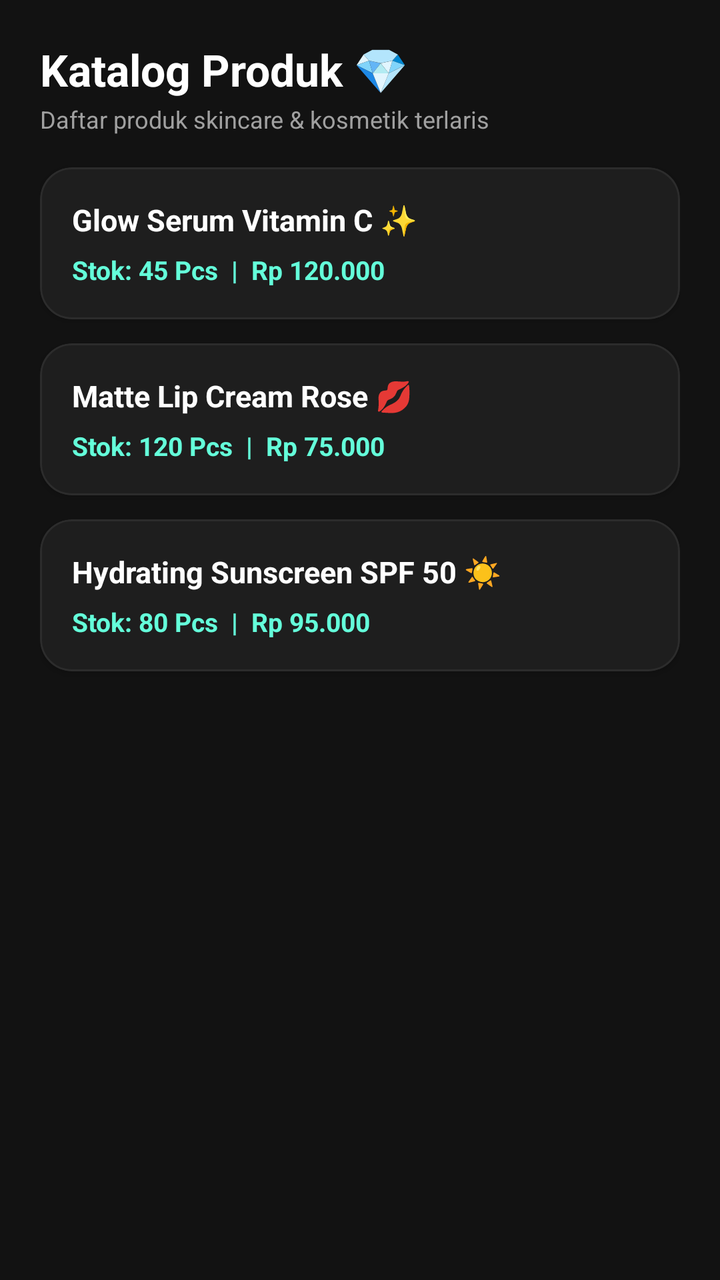
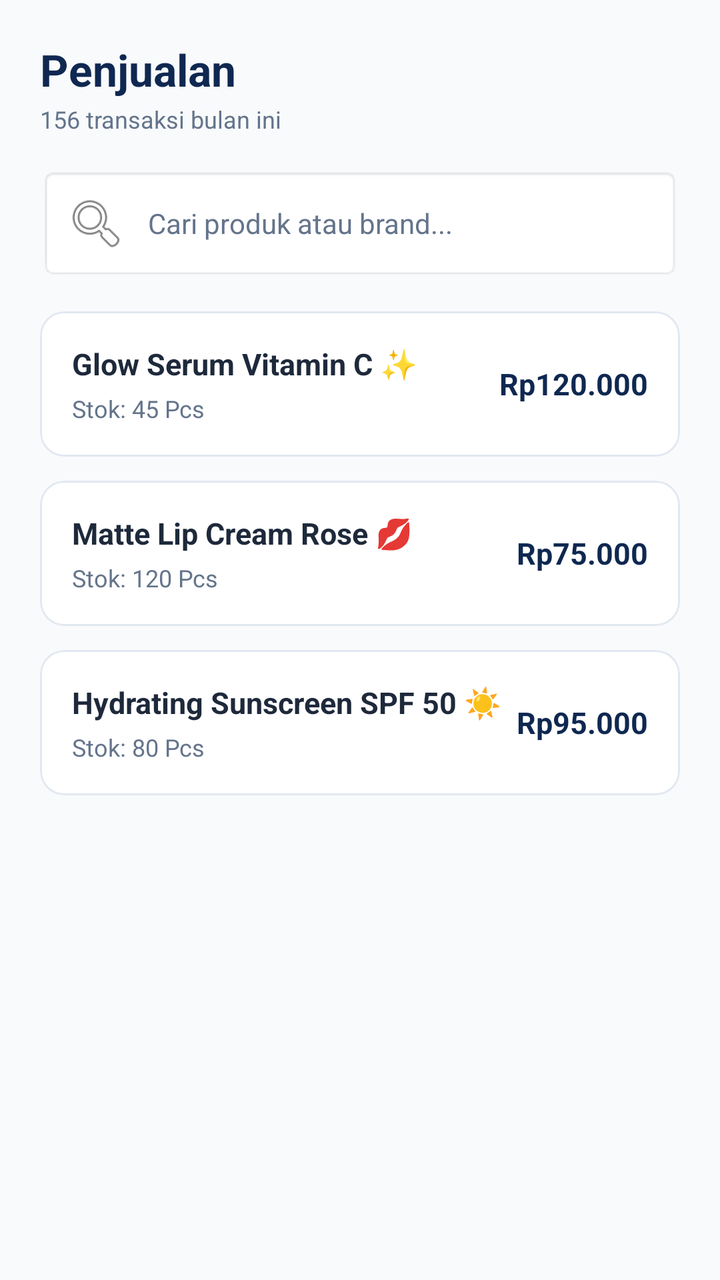

An Android layout rendered at two revisions. The XML below is the earlier revision; the diff shows what the commit changed to produce the second picture.
<!-- AndroidManifest.xml: application theme Theme.NALOreo -->
<!-- res/layout/fragment_product.xml -->
<?xml version="1.0" encoding="utf-8"?>
<ScrollView xmlns:android="http://schemas.android.com/apk/res/android"
    xmlns:app="http://schemas.android.com/apk/res-auto"
    android:layout_width="match_parent"
    android:layout_height="match_parent"
    android:background="#121212"
    android:fillViewport="true">

    <LinearLayout
        android:layout_width="match_parent"
        android:layout_height="wrap_content"
        android:orientation="vertical"
        android:padding="20dp">

        <TextView
            android:layout_width="wrap_content"
            android:layout_height="wrap_content"
            android:text="Katalog Produk 💎"
            android:textColor="#FFFFFF"
            android:textSize="22sp"
            android:textStyle="bold" />

        <TextView
            android:layout_width="wrap_content"
            android:layout_height="wrap_content"
            android:layout_marginTop="2dp"
            android:text="Daftar produk skincare &amp; kosmetik terlaris"
            android:textColor="#A0A0A0"
            android:textSize="12sp" />

        
        <com.google.android.material.card.MaterialCardView
            android:layout_width="match_parent"
            android:layout_height="wrap_content"
            android:layout_marginTop="16dp"
            app:cardBackgroundColor="#1E1E1E"
            app:cardCornerRadius="16dp"
            app:cardElevation="2dp"
            app:strokeColor="#2C2C2C"
            app:strokeWidth="1dp">

            <LinearLayout
                android:layout_width="match_parent"
                android:layout_height="wrap_content"
                android:orientation="vertical"
                android:padding="16dp">

                <TextView
                    android:layout_width="wrap_content"
                    android:layout_height="wrap_content"
                    android:text="Glow Serum Vitamin C ✨"
                    android:textColor="#FFFFFF"
                    android:textSize="15sp"
                    android:textStyle="bold" />

                <TextView
                    android:layout_width="wrap_content"
                    android:layout_height="wrap_content"
                    android:layout_marginTop="6dp"
                    android:text="Stok: 45 Pcs  |  Rp 120.000"
                    android:textColor="#64FFDA"
                    android:textSize="13sp"
                    android:textStyle="bold" />
            </LinearLayout>
        </com.google.android.material.card.MaterialCardView>

        
        <com.google.android.material.card.MaterialCardView
            android:layout_width="match_parent"
            android:layout_height="wrap_content"
            android:layout_marginTop="12dp"
            app:cardBackgroundColor="#1E1E1E"
            app:cardCornerRadius="16dp"
            app:cardElevation="2dp"
            app:strokeColor="#2C2C2C"
            app:strokeWidth="1dp">

            <LinearLayout
                android:layout_width="match_parent"
                android:layout_height="wrap_content"
                android:orientation="vertical"
                android:padding="16dp">

                <TextView
                    android:layout_width="wrap_content"
                    android:layout_height="wrap_content"
                    android:text="Matte Lip Cream Rose 💋"
                    android:textColor="#FFFFFF"
                    android:textSize="15sp"
                    android:textStyle="bold" />

                <TextView
                    android:layout_width="wrap_content"
                    android:layout_height="wrap_content"
                    android:layout_marginTop="6dp"
                    android:text="Stok: 120 Pcs  |  Rp 75.000"
                    android:textColor="#64FFDA"
                    android:textSize="13sp"
                    android:textStyle="bold" />
            </LinearLayout>
        </com.google.android.material.card.MaterialCardView>

        
        <com.google.android.material.card.MaterialCardView
            android:layout_width="match_parent"
            android:layout_height="wrap_content"
            android:layout_marginTop="12dp"
            app:cardBackgroundColor="#1E1E1E"
            app:cardCornerRadius="16dp"
            app:cardElevation="2dp"
            app:strokeColor="#2C2C2C"
            app:strokeWidth="1dp">

            <LinearLayout
                android:layout_width="match_parent"
                android:layout_height="wrap_content"
                android:orientation="vertical"
                android:padding="16dp">

                <TextView
                    android:layout_width="wrap_content"
                    android:layout_height="wrap_content"
                    android:text="Hydrating Sunscreen SPF 50 ☀️"
                    android:textColor="#FFFFFF"
                    android:textSize="15sp"
                    android:textStyle="bold" />

                <TextView
                    android:layout_width="wrap_content"
                    android:layout_height="wrap_content"
                    android:layout_marginTop="6dp"
                    android:text="Stok: 80 Pcs  |  Rp 95.000"
                    android:textColor="#64FFDA"
                    android:textSize="13sp"
                    android:textStyle="bold" />
            </LinearLayout>
        </com.google.android.material.card.MaterialCardView>

    </LinearLayout>
</ScrollView>
<!-- resources referenced by this layout -->
<resources>
  <style name="Theme.NALOreo" parent="Base.Theme.NALOreo" />
  <style name="Base.Theme.NALOreo" parent="Theme.Material3.DayNight.NoActionBar">
          
          
      </style>
</resources>

<!-- the commit's change to res/layout/fragment_product.xml (unified diff, before → after) -->
@@ -3,7 +3,7 @@
     xmlns:app="http://schemas.android.com/apk/res-auto"
     android:layout_width="match_parent"
     android:layout_height="match_parent"
-    android:background="#121212"
+    android:background="#F8FAFC"
     android:fillViewport="true">
 
     <LinearLayout
@@ -15,8 +15,8 @@
         <TextView
             android:layout_width="wrap_content"
             android:layout_height="wrap_content"
-            android:text="Katalog Produk 💎"
-            android:textColor="#FFFFFF"
+            android:text="Penjualan"
+            android:textColor="#0F2851"
             android:textSize="22sp"
             android:textStyle="bold" />
 
@@ -24,116 +24,176 @@
             android:layout_width="wrap_content"
             android:layout_height="wrap_content"
             android:layout_marginTop="2dp"
-            android:text="Daftar produk skincare &amp; kosmetik terlaris"
-            android:textColor="#A0A0A0"
+            android:text="156 transaksi bulan ini"
+            android:textColor="#64748B"
             android:textSize="12sp" />
 
         
+        <EditText
+            android:id="@+id/etSearchProduct"
+            android:layout_width="match_parent"
+            android:layout_height="wrap_content"
+            android:layout_marginTop="16dp"
+            android:background="@android:drawable/editbox_background"
+            android:drawableStart="@android:drawable/ic_menu_search"
+            android:drawablePadding="10dp"
+            android:hint="Cari produk atau brand..."
+            android:padding="12dp"
+            android:textColor="#1E293B"
+            android:textColorHint="#64748B"
+            android:textSize="14sp" />
+
+        
         <com.google.android.material.card.MaterialCardView
+            android:id="@+id/cardProduct1"
             android:layout_width="match_parent"
             android:layout_height="wrap_content"
             android:layout_marginTop="16dp"
-            app:cardBackgroundColor="#1E1E1E"
-            app:cardCornerRadius="16dp"
-            app:cardElevation="2dp"
-            app:strokeColor="#2C2C2C"
+            app:cardBackgroundColor="#FFFFFF"
+            app:cardCornerRadius="12dp"
+            app:cardElevation="0dp"
+            app:strokeColor="#E2E8F0"
             app:strokeWidth="1dp">
 
-            <LinearLayout
+            <RelativeLayout
                 android:layout_width="match_parent"
                 android:layout_height="wrap_content"
-                android:orientation="vertical"
                 android:padding="16dp">
 
+                <LinearLayout
+                    android:layout_width="wrap_content"
+                    android:layout_height="wrap_content"
+                    android:orientation="vertical">
+
+                    <TextView
+                        android:layout_width="wrap_content"
+                        android:layout_height="wrap_content"
+                        android:text="Glow Serum Vitamin C ✨"
+                        android:textColor="#1E293B"
+                        android:textSize="15sp"
+                        android:textStyle="bold" />
+
+                    <TextView
+                        android:layout_width="wrap_content"
+                        android:layout_height="wrap_content"
+                        android:layout_marginTop="4dp"
+                        android:text="Stok: 45 Pcs"
+                        android:textColor="#64748B"
+                        android:textSize="12sp" />
+                </LinearLayout>
+
                 <TextView
                     android:layout_width="wrap_content"
                     android:layout_height="wrap_content"
-                    android:text="Glow Serum Vitamin C ✨"
-                    android:textColor="#FFFFFF"
+                    android:layout_alignParentEnd="true"
+                    android:layout_centerVertical="true"
+                    android:text="Rp120.000"
+                    android:textColor="#0F2851"
                     android:textSize="15sp"
                     android:textStyle="bold" />
-
-                <TextView
-                    android:layout_width="wrap_content"
-                    android:layout_height="wrap_content"
-                    android:layout_marginTop="6dp"
-                    android:text="Stok: 45 Pcs  |  Rp 120.000"
-                    android:textColor="#64FFDA"
-                    android:textSize="13sp"
-                    android:textStyle="bold" />
-            </LinearLayout>
+            </RelativeLayout>
         </com.google.android.material.card.MaterialCardView>
 
         
         <com.google.android.material.card.MaterialCardView
+            android:id="@+id/cardProduct2"
             android:layout_width="match_parent"
             android:layout_height="wrap_content"
             android:layout_marginTop="12dp"
-            app:cardBackgroundColor="#1E1E1E"
-            app:cardCornerRadius="16dp"
-            app:cardElevation="2dp"
-            app:strokeColor="#2C2C2C"
+            app:cardBackgroundColor="#FFFFFF"
+            app:cardCornerRadius="12dp"
+            app:cardElevation="0dp"
+            app:strokeColor="#E2E8F0"
             app:strokeWidth="1dp">
 
-            <LinearLayout
+            <RelativeLayout
                 android:layout_width="match_parent"
                 android:layout_height="wrap_content"
-                android:orientation="vertical"
                 android:padding="16dp">
 
+                <LinearLayout
+                    android:layout_width="wrap_content"
+                    android:layout_height="wrap_content"
+                    android:orientation="vertical">
+
+                    <TextView
+                        android:layout_width="wrap_content"
+                        android:layout_height="wrap_content"
+                        android:text="Matte Lip Cream Rose 💋"
+                        android:textColor="#1E293B"
+                        android:textSize="15sp"
+                        android:textStyle="bold" />
+
+                    <TextView
+                        android:layout_width="wrap_content"
+                        android:layout_height="wrap_content"
+                        android:layout_marginTop="4dp"
+                        android:text="Stok: 120 Pcs"
+                        android:textColor="#64748B"
+                        android:textSize="12sp" />
+                </LinearLayout>
+
                 <TextView
                     android:layout_width="wrap_content"
                     android:layout_height="wrap_content"
-                    android:text="Matte Lip Cream Rose 💋"
-                    android:textColor="#FFFFFF"
+                    android:layout_alignParentEnd="true"
+                    android:layout_centerVertical="true"
+                    android:text="Rp75.000"
+                    android:textColor="#0F2851"
                     android:textSize="15sp"
                     android:textStyle="bold" />
-
-                <TextView
-                    android:layout_width="wrap_content"
-                    android:layout_height="wrap_content"
-                    android:layout_marginTop="6dp"
-                    android:text="Stok: 120 Pcs  |  Rp 75.000"
-                    android:textColor="#64FFDA"
-                    android:textSize="13sp"
-                    android:textStyle="bold" />
-            </LinearLayout>
+            </RelativeLayout>
         </com.google.android.material.card.MaterialCardView>
 
         
         <com.google.android.material.card.MaterialCardView
+            android:id="@+id/cardProduct3"
             android:layout_width="match_parent"
             android:layout_height="wrap_content"
             android:layout_marginTop="12dp"
-            app:cardBackgroundColor="#1E1E1E"
-            app:cardCornerRadius="16dp"
-            app:cardElevation="2dp"
-            app:strokeColor="#2C2C2C"
+            app:cardBackgroundColor="#FFFFFF"
+            app:cardCornerRadius="12dp"
+            app:cardElevation="0dp"
+            app:strokeColor="#E2E8F0"
             app:strokeWidth="1dp">
 
-            <LinearLayout
+            <RelativeLayout
                 android:layout_width="match_parent"
                 android:layout_height="wrap_content"
-                android:orientation="vertical"
                 android:padding="16dp">
 
+                <LinearLayout
+                    android:layout_width="wrap_content"
+                    android:layout_height="wrap_content"
+                    android:orientation="vertical">
+
+                    <TextView
+                        android:layout_width="wrap_content"
+                        android:layout_height="wrap_content"
+                        android:text="Hydrating Sunscreen SPF 50 ☀️"
+                        android:textColor="#1E293B"
+                        android:textSize="15sp"
+                        android:textStyle="bold" />
+
+                    <TextView
+                        android:layout_width="wrap_content"
+                        android:layout_height="wrap_content"
+                        android:layout_marginTop="4dp"
+                        android:text="Stok: 80 Pcs"
+                        android:textColor="#64748B"
+                        android:textSize="12sp" />
+                </LinearLayout>
+
                 <TextView
                     android:layout_width="wrap_content"
                     android:layout_height="wrap_content"
-                    android:text="Hydrating Sunscreen SPF 50 ☀️"
-                    android:textColor="#FFFFFF"
+                    android:layout_alignParentEnd="true"
+                    android:layout_centerVertical="true"
+                    android:text="Rp95.000"
+                    android:textColor="#0F2851"
                     android:textSize="15sp"
                     android:textStyle="bold" />
-
-                <TextView
-                    android:layout_width="wrap_content"
-                    android:layout_height="wrap_content"
-                    android:layout_marginTop="6dp"
-                    android:text="Stok: 80 Pcs  |  Rp 95.000"
-                    android:textColor="#64FFDA"
-                    android:textSize="13sp"
-                    android:textStyle="bold" />
-            </LinearLayout>
+            </RelativeLayout>
         </com.google.android.material.card.MaterialCardView>
 
     </LinearLayout>
<!-- resource entries referenced after the edit -->
@@ -1,9 +1,18 @@
 <!-- resources referenced by this layout -->
 <resources>
-  <style name="Theme.NALOreo" parent="Base.Theme.NALOreo" />
-  <style name="Base.Theme.NALOreo" parent="Theme.Material3.DayNight.NoActionBar">
+  <style name="Theme.NALOreo" parent="Theme.MaterialComponents.DayNight.NoActionBar">
           
+          <item name="colorPrimary">#0F2851</item>
+          <item name="colorPrimaryVariant">#0F2851</item>
+          <item name="colorOnPrimary">#FFFFFF</item>
+          <item name="colorSecondary">#00A896</item>
+          <item name="colorSecondaryVariant">#00A896</item>
+          <item name="colorOnSecondary">#FFFFFF</item>
+  
           
+          <item name="android:statusBarColor">#0F2851</item>
+          <item name="android:windowLightStatusBar">false</item>
+          <item name="android:windowBackground">#F8FAFC</item>
       </style>
 </resources>
 
